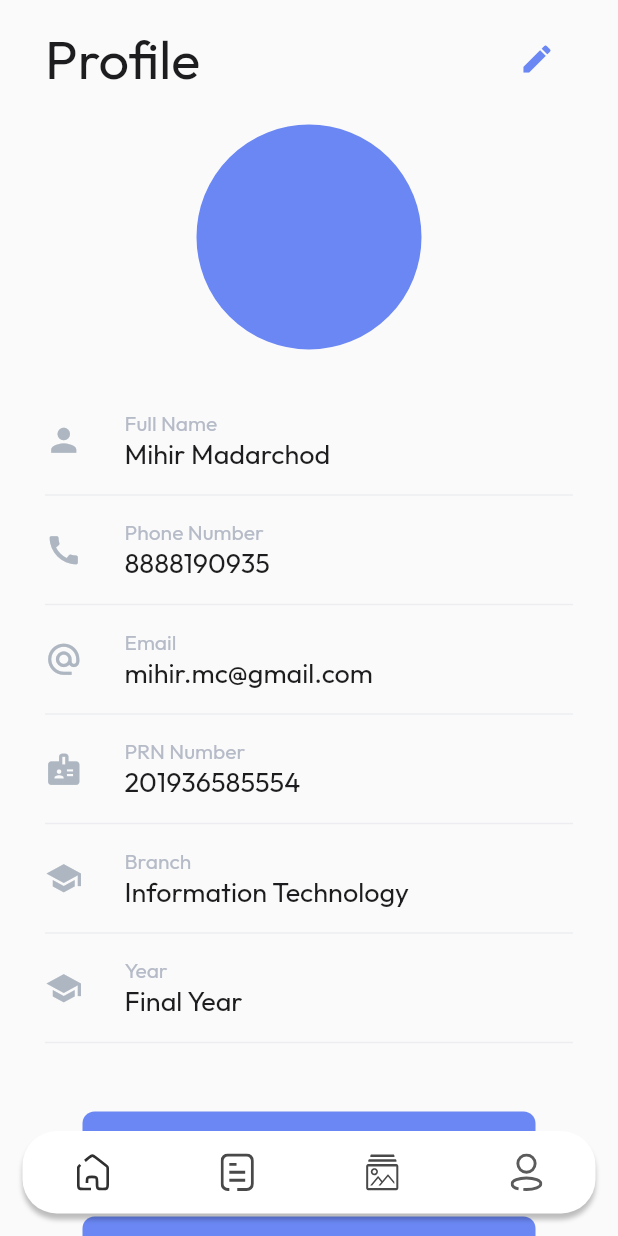
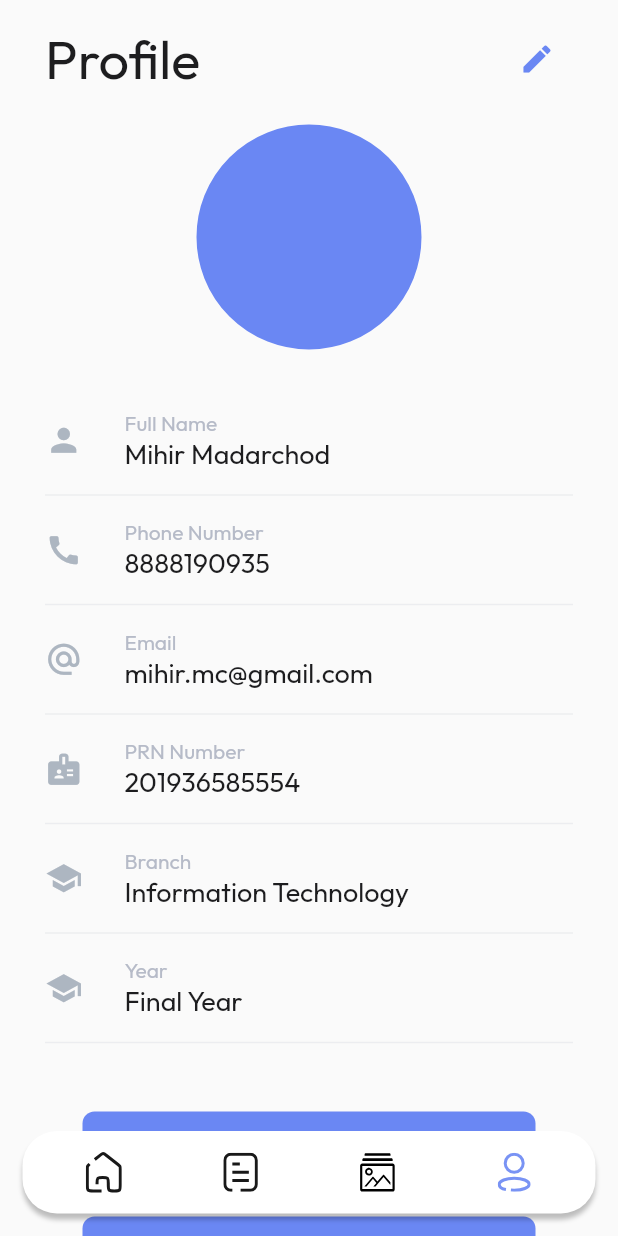
Before and after one commit to aniketujgare/Fraternity-of-Information-Technology, a Flutter app: the FITUINavigator screen opened directly, item 4 of the bottom bar chosen, on a phone screen of 412 x 824 dp. Run offline on Flutter 3.47's test engine with Material 2 defaults, Android fonts, the phone set to English and light mode, and no system bars; our stand-ins replace dropdown_button2, equatable, flutter_bloc, flutter_svg; network calls fail.

Commit message:
Appbar selected item color change to blue

```diff
--- a/lib/widgets/fit_app_bar.dart
+++ b/lib/widgets/fit_app_bar.dart
@@ -2,6 +2,7 @@ import 'package:flutter/material.dart';
 import 'package:flutter_bloc/flutter_bloc.dart';
 import 'package:flutter_svg/flutter_svg.dart';
 import 'package:fraternity_of_information_technology/bloc/app_navigator_cubit/app_navigator_cubit.dart';
+import 'package:fraternity_of_information_technology/utils/constants.dart';
 
 class FITBottomNavBar extends StatelessWidget {
   const FITBottomNavBar({super.key});
@@ -14,7 +15,6 @@ class FITBottomNavBar extends StatelessWidget {
         right: 15,
       ),
       child: Container(
-        padding: const EdgeInsets.symmetric(horizontal: 35, vertical: 15),
         width: double.infinity,
         height: 55,
         decoration: BoxDecoration(
@@ -29,44 +29,57 @@ class FITBottomNavBar extends StatelessWidget {
           ],
         ),
         child: Row(
-          mainAxisAlignment: MainAxisAlignment.spaceBetween,
+          mainAxisAlignment: MainAxisAlignment.spaceEvenly,
           crossAxisAlignment: CrossAxisAlignment.center,
           children: [
-            GestureDetector(
-              child: SvgPicture.asset(
-                'assets/images/home_icon.svg',
-              ),
-              onTap: () {
-                context.read<AppNavigatorCubit>().gotoPageAtIndex(0);
-              },
+            buildNavBarItems(
+              index: 0,
+              context: context,
+              svgIcon: 'assets/images/home_icon.svg',
             ),
-            GestureDetector(
-              child: SvgPicture.asset(
-                'assets/images/notepad_icon.svg',
-              ),
-              onTap: () {
-                context.read<AppNavigatorCubit>().gotoPageAtIndex(1);
-              },
+            buildNavBarItems(
+              index: 1,
+              context: context,
+              svgIcon: 'assets/images/notepad_icon.svg',
             ),
-            GestureDetector(
-              child: SvgPicture.asset(
-                'assets/images/gallery_icon.svg',
-              ),
-              onTap: () {
-                context.read<AppNavigatorCubit>().gotoPageAtIndex(2);
-              },
+            buildNavBarItems(
+              index: 2,
+              context: context,
+              svgIcon: 'assets/images/gallery_icon.svg',
             ),
-            GestureDetector(
-              child: SvgPicture.asset(
-                'assets/images/profile_icon.svg',
-              ),
-              onTap: () {
-                context.read<AppNavigatorCubit>().gotoPageAtIndex(3);
-              },
+            buildNavBarItems(
+              index: 3,
+              context: context,
+              svgIcon: 'assets/images/profile_icon.svg',
             ),
           ],
         ),
       ),
     );
   }
+
+  buildNavBarItems({
+    required BuildContext context,
+    required String svgIcon,
+    required int index,
+  }) {
+    return BlocBuilder<AppNavigatorCubit, AppNavigatorState>(
+      builder: (context, state) {
+        return IconButton(
+          onPressed: () {
+            context.read<AppNavigatorCubit>().gotoPageAtIndex(index);
+          },
+          splashRadius: 1,
+          padding: const EdgeInsets.symmetric(horizontal: 25),
+          icon: SvgPicture.asset(
+            svgIcon,
+            colorFilter: ColorFilter.mode(
+              state.index == index ? kPrimaryColor : Colors.black,
+              BlendMode.srcIn,
+            ),
+          ),
+        );
+      },
+    );
+  }
 }
```
